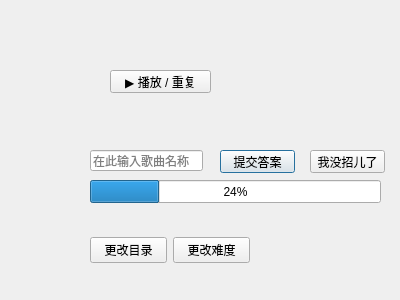
Before: the Qt Designer form gamewindow.ui in mygameworld9/Guess_Song, drawn with Qt 5.
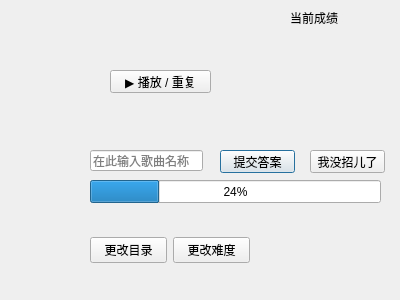
After: the same form once the commit is applied.

Diff of the .ui file:
```diff
--- a/gamewindow.ui
+++ b/gamewindow.ui
@@ -139,6 +139,19 @@
     <number>24</number>
    </property>
   </widget>
+  <widget class="QLabel" name="scoreLabel">
+   <property name="geometry">
+    <rect>
+     <x>290</x>
+     <y>10</y>
+     <width>53</width>
+     <height>15</height>
+    </rect>
+   </property>
+   <property name="text">
+    <string>当前成绩：</string>
+   </property>
+  </widget>
  </widget>
  <resources/>
  <connections/>
```
